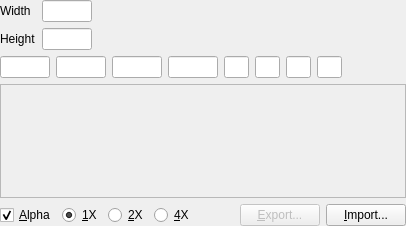
Before: the Qt Designer form src/bitmap/bitmapresource.ui in dstien/stressed, drawn with Qt 5.
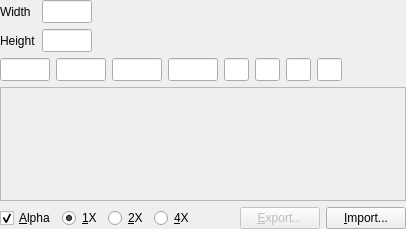
After: the same form once the commit is applied.

The edit to the form file:
```diff
--- a/src/bitmap/bitmapresource.ui
+++ b/src/bitmap/bitmapresource.ui
@@ -39,7 +39,7 @@
        </property>
        <property name="font" >
         <font>
-         <family>Monospace</family>
+         <family>Monospace, Courier</family>
         </font>
        </property>
        <property name="alignment" >
@@ -73,7 +73,7 @@
        </property>
        <property name="font" >
         <font>
-         <family>Monospace</family>
+         <family>Monospace, Courier</family>
         </font>
        </property>
        <property name="alignment" >
@@ -117,7 +117,7 @@
        </property>
        <property name="font" >
         <font>
-         <family>Monospace</family>
+         <family>Monospace, Courier</family>
         </font>
        </property>
        <property name="inputMask" >
@@ -144,7 +144,7 @@
        </property>
        <property name="font" >
         <font>
-         <family>Monospace</family>
+         <family>Monospace, Courier</family>
         </font>
        </property>
        <property name="inputMask" >
@@ -171,7 +171,7 @@
        </property>
        <property name="font" >
         <font>
-         <family>Monospace</family>
+         <family>Monospace, Courier</family>
         </font>
        </property>
        <property name="inputMask" >
@@ -198,7 +198,7 @@
        </property>
        <property name="font" >
         <font>
-         <family>Monospace</family>
+         <family>Monospace, Courier</family>
         </font>
        </property>
        <property name="inputMask" >
@@ -225,7 +225,7 @@
        </property>
        <property name="font" >
         <font>
-         <family>Monospace</family>
+         <family>Monospace, Courier</family>
         </font>
        </property>
        <property name="inputMask" >
@@ -252,7 +252,7 @@
        </property>
        <property name="font" >
         <font>
-         <family>Monospace</family>
+         <family>Monospace, Courier</family>
         </font>
        </property>
        <property name="inputMask" >
@@ -279,7 +279,7 @@
        </property>
        <property name="font" >
         <font>
-         <family>Monospace</family>
+         <family>Monospace, Courier</family>
         </font>
        </property>
        <property name="inputMask" >
@@ -306,7 +306,7 @@
        </property>
        <property name="font" >
         <font>
-         <family>Monospace</family>
+         <family>Monospace, Courier</family>
         </font>
        </property>
        <property name="inputMask" >
```
